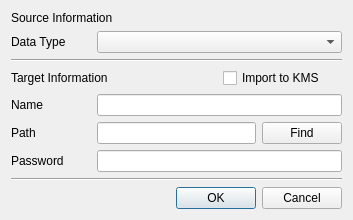
Old version of the form CertMan/import_dlg.ui in the repository jykim74/CertMan.
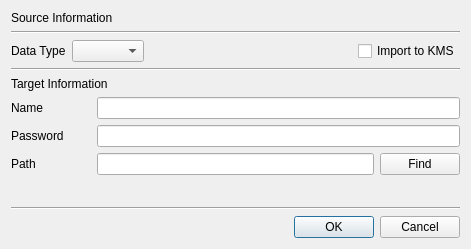
New version of the form.

What changed in the file:
```diff
--- a/CertMan/import_dlg.ui
+++ b/CertMan/import_dlg.ui
@@ -6,39 +6,44 @@
    <rect>
     <x>0</x>
     <y>0</y>
-    <width>353</width>
-    <height>220</height>
+    <width>471</width>
+    <height>249</height>
    </rect>
   </property>
   <property name="windowTitle">
    <string>Import data</string>
   </property>
+  <layout class="QVBoxLayout" name="verticalLayout">
+   <item>
+    <widget class="QLabel" name="label">
+     <property name="text">
+      <string>Source Information</string>
+     </property>
+    </widget>
+   </item>
+   <item>
+    <widget class="Line" name="line_3">
+     <property name="orientation">
+      <enum>Qt::Horizontal</enum>
+     </property>
+    </widget>
+   </item>
+   <item>
   <layout class="QGridLayout" name="gridLayout">
-   <item row="3" column="2">
+     <property name="topMargin">
+      <number>0</number>
+     </property>
+     <item row="0" column="3">
     <widget class="QCheckBox" name="mImportKMSCheck">
      <property name="text">
       <string>Import to KMS</string>
      </property>
     </widget>
    </item>
-   <item row="1" column="1" colspan="2">
+     <item row="0" column="1">
     <widget class="QComboBox" name="mDataTypeCombo"/>
    </item>
-   <item row="0" column="0" colspan="2">
-    <widget class="QLabel" name="label">
-     <property name="text">
-      <string>Source Information</string>
-     </property>
-    </widget>
-   </item>
-   <item row="7" column="0">
-    <widget class="QLabel" name="label_6">
-     <property name="text">
-      <string>Password</string>
-     </property>
-    </widget>
-   </item>
-   <item row="1" column="0">
+     <item row="0" column="0">
     <widget class="QLabel" name="label_2">
      <property name="maximumSize">
       <size>
@@ -51,57 +56,76 @@
      </property>
     </widget>
    </item>
-   <item row="9" column="0">
-    <spacer name="verticalSpacer">
+     <item row="0" column="2">
+      <spacer name="horizontalSpacer">
      <property name="orientation">
-      <enum>Qt::Vertical</enum>
+        <enum>Qt::Horizontal</enum>
      </property>
      <property name="sizeHint" stdset="0">
       <size>
-       <width>20</width>
-       <height>40</height>
+         <width>40</width>
+         <height>20</height>
       </size>
      </property>
     </spacer>
    </item>
-   <item row="11" column="1" colspan="2">
-    <widget class="QDialogButtonBox" name="buttonBox">
+    </layout>
+   </item>
+   <item>
+    <widget class="Line" name="line">
      <property name="orientation">
       <enum>Qt::Horizontal</enum>
      </property>
-     <property name="standardButtons">
-      <set>QDialogButtonBox::Cancel|QDialogButtonBox::Ok</set>
+    </widget>
+   </item>
+   <item>
+    <widget class="QLabel" name="label_3">
+     <property name="text">
+      <string>Target Information</string>
      </property>
     </widget>
    </item>
-   <item row="7" column="1" colspan="2">
-    <widget class="QLineEdit" name="mPasswordText"/>
-   </item>
-   <item row="4" column="0">
+   <item>
+    <layout class="QGridLayout" name="gridLayout_3">
+     <item row="0" column="0">
     <widget class="QLabel" name="label_4">
+       <property name="minimumSize">
+        <size>
+         <width>80</width>
+         <height>0</height>
+        </size>
+       </property>
      <property name="text">
       <string>Name</string>
      </property>
     </widget>
    </item>
-   <item row="4" column="1" colspan="2">
+     <item row="0" column="1">
     <widget class="QLineEdit" name="mNameText"/>
    </item>
-   <item row="2" column="0" colspan="3">
-    <widget class="Line" name="line">
-     <property name="orientation">
-      <enum>Qt::Horizontal</enum>
-     </property>
-    </widget>
+    </layout>
    </item>
-   <item row="10" column="0" colspan="3">
-    <widget class="Line" name="line_2">
-     <property name="orientation">
-      <enum>Qt::Horizontal</enum>
-     </property>
-    </widget>
-   </item>
-   <item row="5" column="0" colspan="3">
+   <item>
+    <layout class="QGridLayout" name="gridLayout_5">
+     <item row="0" column="0">
+      <widget class="QLabel" name="label_6">
+       <property name="minimumSize">
+        <size>
+         <width>80</width>
+         <height>0</height>
+        </size>
+       </property>
+       <property name="text">
+        <string>Password</string>
+       </property>
+      </widget>
+     </item>
+     <item row="0" column="1">
+      <widget class="QLineEdit" name="mPasswordText"/>
+     </item>
+    </layout>
+   </item>
+   <item>
     <layout class="QGridLayout" name="gridLayout_2">
      <property name="topMargin">
       <number>0</number>
@@ -131,10 +155,33 @@
      </item>
     </layout>
    </item>
-   <item row="3" column="0" colspan="2">
-    <widget class="QLabel" name="label_3">
-     <property name="text">
-      <string>Target Information</string>
+   <item>
+    <spacer name="verticalSpacer">
+     <property name="orientation">
+      <enum>Qt::Vertical</enum>
+     </property>
+     <property name="sizeHint" stdset="0">
+      <size>
+       <width>20</width>
+       <height>40</height>
+      </size>
+     </property>
+    </spacer>
+   </item>
+   <item>
+    <widget class="Line" name="line_2">
+     <property name="orientation">
+      <enum>Qt::Horizontal</enum>
+     </property>
+    </widget>
+   </item>
+   <item>
+    <widget class="QDialogButtonBox" name="buttonBox">
+     <property name="orientation">
+      <enum>Qt::Horizontal</enum>
+     </property>
+     <property name="standardButtons">
+      <set>QDialogButtonBox::Cancel|QDialogButtonBox::Ok</set>
      </property>
     </widget>
    </item>
```
Left out of the diff: 5 changed lines with no effect on the pictures. Lines whose indentation alone changed are shown as unchanged.
